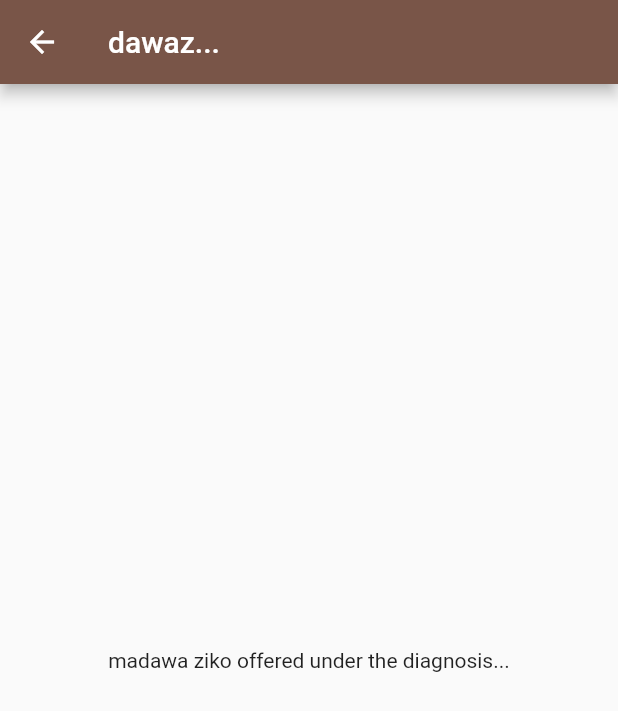
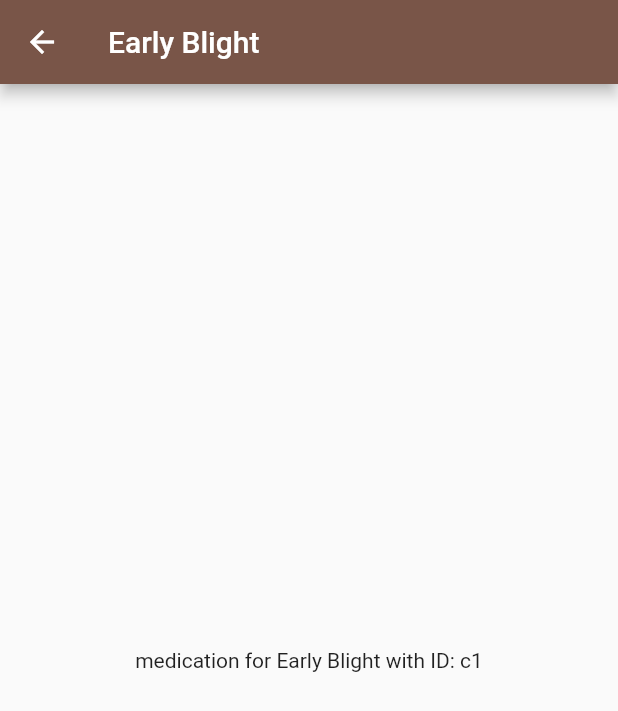
Before and after one commit to notrayo/waru-bora-test-app, a Flutter app: the TreatmentScreen screen opened directly, after a tap on "Early Blight", on a phone screen of 412 x 824 dp. Shown: the top 711 px of the screen. Run offline on Flutter 3.47's test engine with Material 2 defaults, Android fonts, the light colour scheme and no system bars; our stand-ins replace image_picker.

Commit message:
added feature where when category is clicked...takes to new screen with updated app bar and content

```diff
--- a/lib/screens/madawa_screen.dart
+++ b/lib/screens/madawa_screen.dart
@@ -1,16 +1,21 @@
 import 'package:flutter/material.dart';
 
 class DawaScreen extends StatelessWidget {
-  const DawaScreen({super.key});
+  //const DawaScreen({super.key});
+
+  final String categoryID;
+  final String categoryTitle;
+
+  DawaScreen(this.categoryID, this.categoryTitle);
 
   @override
   Widget build(BuildContext context) {
     return Scaffold(
       appBar: AppBar(
-        title: const Text('dawaz...'),
+        title: Text(categoryTitle),
       ),
-      body: const Center(
-        child: Text('madawa ziko offered under the diagnosis...'),
+      body: Center(
+        child: Text('medication for $categoryTitle with ID: $categoryID'),
       ),
     );
   }
--- a/lib/screens/treatment_screen.dart
+++ b/lib/screens/treatment_screen.dart
@@ -8,14 +8,19 @@ import '../data/medicine_data.dart';
 
 class CategoryItem extends StatelessWidget {
   final DiseaseCategory category;
+  // final DiseaseCategory id;
+  //id from madawa screen
 
-  const CategoryItem({Key? key, required this.category}) : super(key: key);
+  const CategoryItem({
+    Key? key,
+    required this.category,
+  }) : super(key: key);
 
   //category tapping...
 
   void selectTreatmentType(BuildContext ctx) {
     Navigator.of(ctx).push(MaterialPageRoute(builder: (_) {
-      return const DawaScreen();
+      return DawaScreen(category.id, category.title);
     }));
   }
 
```
